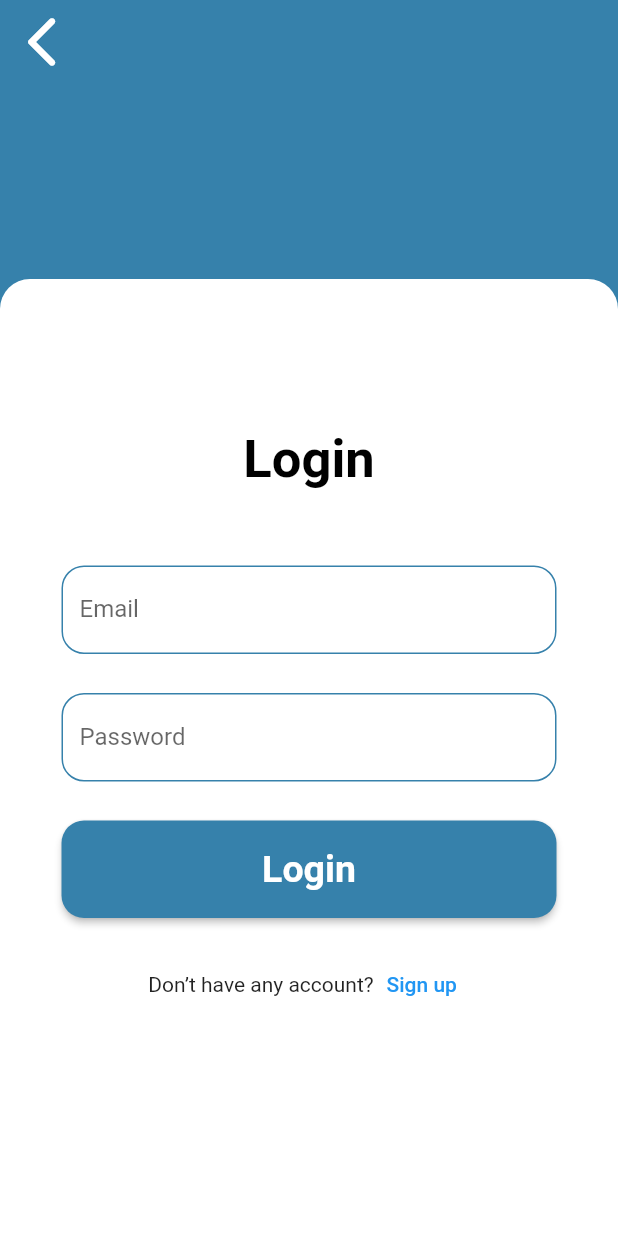
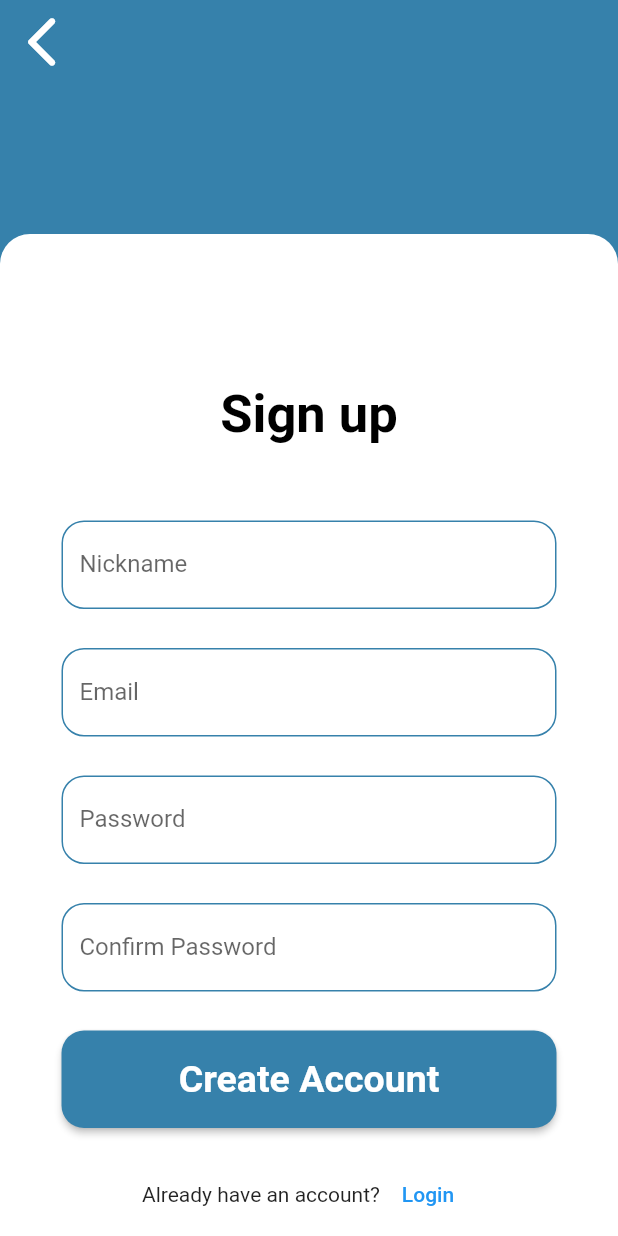
Before and after one commit to danii0110/makeme-flutter, a Flutter app: the screen it shows after launch, on a phone screen of 412 x 824 dp. Run offline on Flutter 3.47's test engine with Material 2 defaults, Android fonts, the light colour scheme and no system bars.

Commit message:
Style: add sign_up_screen ui

```diff
--- a/lib/main.dart
+++ b/lib/main.dart
@@ -1,6 +1,7 @@
 import 'package:flutter/material.dart';
-import 'package:makeme_flutter/screen/email_login_screen.dart';
-import 'package:makeme_flutter/screen/login_screen.dart';
+// import 'package:makeme_flutter/screen/email_login_screen.dart';
+// import 'package:makeme_flutter/screen/login_screen.dart';
+import 'package:makeme_flutter/screen/sign_up_screen.dart';
 
 void main() {
   runApp(MyApp());
@@ -14,7 +15,8 @@ class MyApp extends StatelessWidget {
     return MaterialApp(
       title: 'makeMe',
       // home: LoginPage(),
-      home: EmailLoginPage(),
+      // home: EmailLoginPage(),
+      home: SignUpPage(),
     );
   }
 }
--- a/lib/screen/login_screen.dart
+++ b/lib/screen/login_screen.dart
@@ -27,7 +27,7 @@ class _LoginPageState extends State<LoginPage> {
                       topLeft: Radius.circular(20),
                       topRight: Radius.circular(20))),
               // width: double.infinity,
-              height: 700,
+              height: 720,
               child: Column(
                 // mainAxisAlignment: MainAxisAlignment.start,
                 children: [
--- a/lib/screen/email_login_screen.dart
+++ b/lib/screen/sign_up_screen.dart
@@ -1,11 +1,11 @@
 import 'package:flutter/material.dart';
 
-class EmailLoginPage extends StatefulWidget {
+class SignUpPage extends StatefulWidget {
   @override
-  _EmailLoginPageState createState() => _EmailLoginPageState();
+  _SignUpPageState createState() => _SignUpPageState();
 }
 
-class _EmailLoginPageState extends State<EmailLoginPage> {
+class _SignUpPageState extends State<SignUpPage> {
   // final myController = TextEditingController();
 
   @override
@@ -24,7 +24,7 @@ class _EmailLoginPageState extends State<EmailLoginPage> {
           crossAxisAlignment: CrossAxisAlignment.start,
           children: <Widget>[
             Container(
-              margin: EdgeInsets.fromLTRB(0, 0, 0, 130),
+              margin: EdgeInsets.fromLTRB(0, 0, 0, 100),
               child: IconButton(
                 onPressed: () {
                   Navigator.pop(context);
@@ -41,7 +41,7 @@ class _EmailLoginPageState extends State<EmailLoginPage> {
                       topLeft: Radius.circular(20),
                       topRight: Radius.circular(20))),
               // width: double.infinity,
-              height: 700,
+              height: 720,
               child: Column(
                 // mainAxisAlignment: MainAxisAlignment.start,
                 children: [
@@ -49,11 +49,34 @@ class _EmailLoginPageState extends State<EmailLoginPage> {
                     // margin: EdgeInsets.all(70),
                     margin: EdgeInsets.fromLTRB(0, 100, 0, 40),
                     child: Text(
-                      "Login",
+                      "Sign up",
                       style: TextStyle(
                         color: Colors.black,
                         fontSize: 35,
                         fontWeight: FontWeight.bold,
+                      ),
+                    ),
+                  ),
+                  Container(
+                    width: 330,
+                    height: 65,
+                    margin: EdgeInsets.all(10),
+                    child: const TextField(
+                      decoration: InputDecoration(
+                        enabledBorder: OutlineInputBorder(
+                          borderRadius: BorderRadius.all(Radius.circular(15)),
+                          borderSide: BorderSide(
+                              width: 1.0,
+                              color: Color.fromRGBO(54, 129, 171, 1)),
+                        ),
+                        focusedBorder: OutlineInputBorder(
+                          borderRadius: BorderRadius.all(Radius.circular(15)),
+                          borderSide: BorderSide(
+                              width: 1.0,
+                              color: Color.fromRGBO(54, 129, 171, 1)),
+                        ),
+                        labelText: 'Nickname',
+                        hintText: 'Enter your Nickname',
                       ),
                     ),
                   ),
@@ -108,10 +131,34 @@ class _EmailLoginPageState extends State<EmailLoginPage> {
                     width: 330,
                     height: 65,
                     margin: EdgeInsets.all(10),
+                    child: const TextField(
+                      obscureText: true,
+                      decoration: InputDecoration(
+                        enabledBorder: OutlineInputBorder(
+                          borderRadius: BorderRadius.all(Radius.circular(15)),
+                          borderSide: BorderSide(
+                              width: 1.0,
+                              color: Color.fromRGBO(54, 129, 171, 1)),
+                        ),
+                        focusedBorder: OutlineInputBorder(
+                          borderRadius: BorderRadius.all(Radius.circular(15)),
+                          borderSide: BorderSide(
+                              width: 1.0,
+                              color: Color.fromRGBO(54, 129, 171, 1)),
+                        ),
+                        labelText: 'Confirm Password',
+                        hintText: 'Confirm your password',
+                      ),
+                    ),
+                  ),
+                  Container(
+                    width: 330,
+                    height: 65,
+                    margin: EdgeInsets.all(10),
                     child: ElevatedButton(
                       onPressed: () {},
                       child: Text(
-                        'Login',
+                        'Create Account',
                         style: TextStyle(
                           fontWeight: FontWeight.bold,
                           fontSize: 25,
@@ -128,10 +175,10 @@ class _EmailLoginPageState extends State<EmailLoginPage> {
                     child: Row(
                       mainAxisAlignment: MainAxisAlignment.center,
                       children: [
-                        Text('Don’t have any account?'),
+                        Text('Already have an account?'),
                         TextButton(
                           onPressed: () {},
-                          child: Text('Sign up'),
+                          child: Text('Login'),
                         ),
                       ],
                     ),
```
Also changed, not shown: lib/validate.dart (added, +37 -0 lines).
